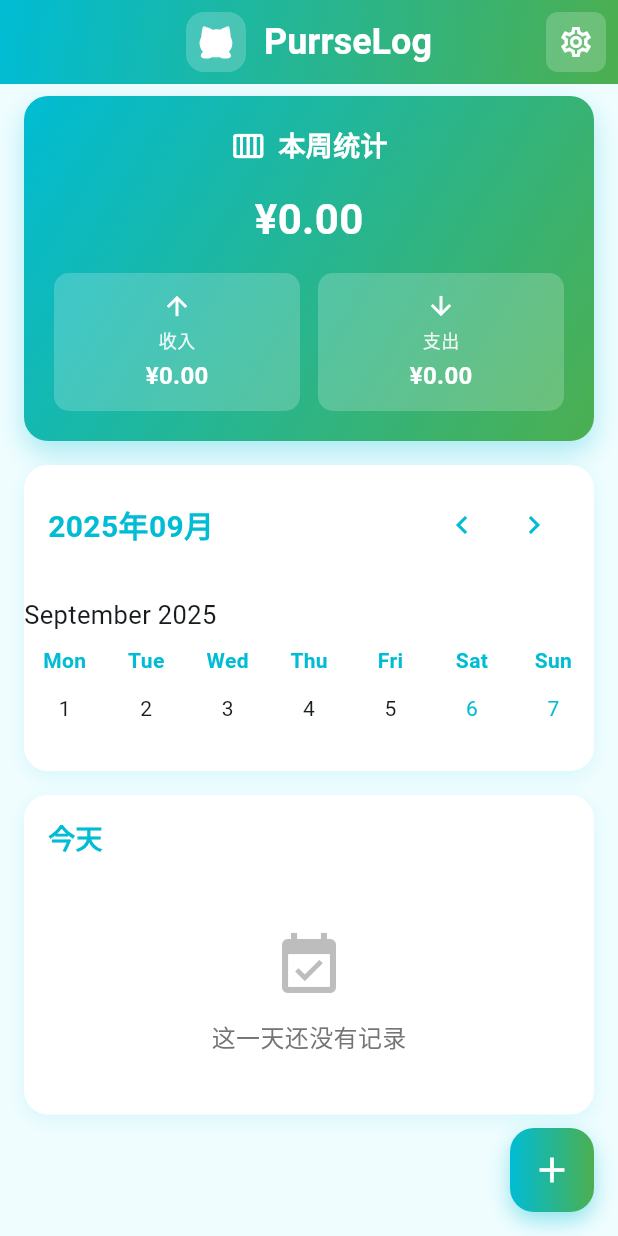
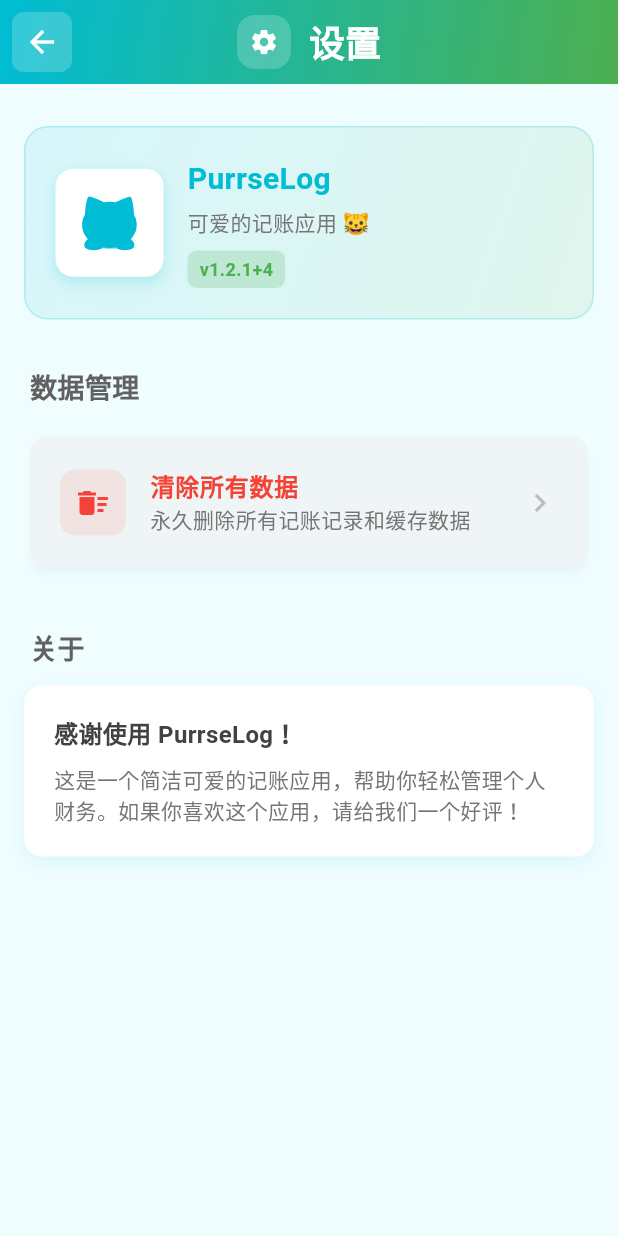
Before and after one commit to indulgeback/PurrseLog, a Flutter app: the screen it shows after launch, after a tap on the "chevron right" icon, after a tap on the "settings" icon, on a phone screen of 412 x 824 dp. Run offline on Flutter 3.47's test engine with Material 3 defaults, Android fonts, the phone set to English and light mode, and no system bars; drawn by our look-alikes of table_calendar; our stand-ins replace flutter_svg, shared_preferences.

Commit message:
feat: Add settings page with data management functionality
- Create comprehensive settings screen with elegant UI design
- Add clear all data functionality with safety confirmations
- Implement multi-step confirmation dialog to prevent accidental data loss
- Add navigation from home screen settings button to settings page
- Display app information and version in settings
- Auto-refresh home screen after data clearing
- Enhance StorageService with clearAllData method
- Consistent design language with gradient themes and SVG icons

```diff
--- a/lib/screens/home_screen.dart
+++ b/lib/screens/home_screen.dart
@@ -5,6 +5,7 @@
 import '../models/expense.dart';
 import '../services/storage_service.dart';
 import 'add_expense_screen.dart';
+import 'settings_screen.dart';
 
 class HomeScreen extends StatefulWidget {
   const HomeScreen({super.key});
@@ -849,8 +850,18 @@
         ),
         actions: [
           IconButton(
-            onPressed: () {
-              // 可以添加设置页面
+            onPressed: () async {
+              final result = await Navigator.push(
+                context,
+                MaterialPageRoute(
+                  builder: (context) => const SettingsScreen(),
+                ),
+              );
+
+              // 如果从设置页面返回且清除了数据，重新加载
+              if (result == true) {
+                _loadExpenses();
+              }
             },
             icon: Container(
               padding: const EdgeInsets.all(8),
--- /dev/null
+++ b/lib/screens/settings_screen.dart
@@ -0,0 +1,510 @@
+import 'package:flutter/material.dart';
+import 'package:flutter_svg/flutter_svg.dart';
+import '../services/storage_service.dart';
+
+class SettingsScreen extends StatefulWidget {
+  const SettingsScreen({super.key});
+
+  @override
+  State<SettingsScreen> createState() => _SettingsScreenState();
+}
+
+class _SettingsScreenState extends State<SettingsScreen> {
+  bool _isClearing = false;
+
+  Future<void> _clearAllData() async {
+    final confirmed = await _showConfirmDialog();
+    if (!confirmed) return;
+
+    setState(() {
+      _isClearing = true;
+    });
+
+    try {
+      await StorageService.clearAllData();
+
+      if (mounted) {
+        ScaffoldMessenger.of(context).showSnackBar(
+          SnackBar(
+            content: Row(
+              children: [
+                const Icon(Icons.check_circle, color: Colors.white),
+                const SizedBox(width: 8),
+                const Text('所有数据已清除'),
+              ],
+            ),
+            backgroundColor: const Color(0xFF4CAF50),
+            behavior: SnackBarBehavior.floating,
+            shape: RoundedRectangleBorder(
+              borderRadius: BorderRadius.circular(10),
+            ),
+          ),
+        );
+
+        // 延迟一下再返回，让用户看到成功提示
+        await Future.delayed(const Duration(milliseconds: 1500));
+        if (mounted) {
+          Navigator.of(context).pop(true); // 返回true表示数据已清除
+        }
+      }
+    } catch (e) {
+      if (mounted) {
+        ScaffoldMessenger.of(context).showSnackBar(
+          SnackBar(
+            content: Row(
+              children: [
+                const Icon(Icons.error, color: Colors.white),
+                const SizedBox(width: 8),
+                Text('清除失败: $e'),
+              ],
+            ),
+            backgroundColor: Colors.red,
+            behavior: SnackBarBehavior.floating,
+            shape: RoundedRectangleBorder(
+              borderRadius: BorderRadius.circular(10),
+            ),
+          ),
+        );
+      }
+    } finally {
+      if (mounted) {
+        setState(() {
+          _isClearing = false;
+        });
+      }
+    }
+  }
+
+  Future<bool> _showConfirmDialog() async {
+    return await showDialog<bool>(
+      context: context,
+      builder: (BuildContext context) {
+        return AlertDialog(
+          shape: RoundedRectangleBorder(
+            borderRadius: BorderRadius.circular(16),
+          ),
+          title: Row(
+            children: [
+              Container(
+                padding: const EdgeInsets.all(8),
+                decoration: BoxDecoration(
+                  color: Colors.red.withOpacity(0.1),
+                  borderRadius: BorderRadius.circular(8),
+                ),
+                child: const Icon(
+                  Icons.warning_amber_rounded,
+                  color: Colors.red,
+                  size: 24,
+                ),
+              ),
+              const SizedBox(width: 12),
+              const Text('确认清除数据'),
+            ],
+          ),
+          content: Column(
+            mainAxisSize: MainAxisSize.min,
+            crossAxisAlignment: CrossAxisAlignment.start,
+            children: [
+              const Text(
+                '此操作将永久删除所有记账数据，包括：',
+                style: TextStyle(fontSize: 16),
+              ),
+              const SizedBox(height: 12),
+              Container(
+                padding: const EdgeInsets.all(12),
+                decoration: BoxDecoration(
+                  color: Colors.red.withOpacity(0.05),
+                  borderRadius: BorderRadius.circular(8),
+                  border: Border.all(
+                    color: Colors.red.withOpacity(0.2),
+                    width: 1,
+                  ),
+                ),
+                child: Column(
+                  crossAxisAlignment: CrossAxisAlignment.start,
+                  children: [
+                    _buildWarningItem('• 所有收入记录'),
+                    _buildWarningItem('• 所有支出记录'),
+                    _buildWarningItem('• 历史统计数据'),
+                  ],
+                ),
+              ),
+              const SizedBox(height: 16),
+              Container(
+                padding: const EdgeInsets.all(12),
+                decoration: BoxDecoration(
+                  color: Colors.orange.withOpacity(0.1),
+                  borderRadius: BorderRadius.circular(8),
+                ),
+                child: Row(
+                  children: [
+                    const Icon(
+                      Icons.info_outline,
+                      color: Colors.orange,
+                      size: 20,
+                    ),
+                    const SizedBox(width: 8),
+                    Expanded(
+                      child: Text(
+                        '此操作无法撤销，请谨慎操作！',
+                        style: TextStyle(
+                          color: Colors.orange.shade700,
+                          fontWeight: FontWeight.w500,
+                        ),
+                      ),
+                    ),
+                  ],
+                ),
+              ),
+            ],
+          ),
+          actions: [
+            TextButton(
+              onPressed: () => Navigator.of(context).pop(false),
+              child: Text(
+                '取消',
+                style: TextStyle(
+                  color: Colors.grey[600],
+                  fontWeight: FontWeight.w500,
+                ),
+              ),
+            ),
+            ElevatedButton(
+              onPressed: () => Navigator.of(context).pop(true),
+              style: ElevatedButton.styleFrom(
+                backgroundColor: Colors.red,
+                foregroundColor: Colors.white,
+                shape: RoundedRectangleBorder(
+                  borderRadius: BorderRadius.circular(8),
+                ),
+              ),
+              child: const Text(
+                '确认清除',
+                style: TextStyle(fontWeight: FontWeight.w600),
+              ),
+            ),
+          ],
+        );
+      },
+    ) ?? false;
+  }
+
+  Widget _buildWarningItem(String text) {
+    return Padding(
+      padding: const EdgeInsets.symmetric(vertical: 2),
+      child: Text(
+        text,
+        style: TextStyle(
+          color: Colors.red.shade700,
+          fontSize: 14,
+        ),
+      ),
+    );
+  }
+
+  Widget _buildSettingItem({
+    required IconData icon,
+    required String title,
+    required String subtitle,
+    required VoidCallback onTap,
+    Color? iconColor,
+    Color? textColor,
+    bool isDestructive = false,
+    bool isLoading = false,
+  }) {
+    return Container(
+      margin: const EdgeInsets.symmetric(horizontal: 16, vertical: 4),
+      child: Card(
+        elevation: 2,
+        shadowColor: Colors.cyan.withOpacity(0.1),
+        shape: RoundedRectangleBorder(
+          borderRadius: BorderRadius.circular(12),
+        ),
+        child: ListTile(
+          contentPadding: const EdgeInsets.symmetric(horizontal: 20, vertical: 8),
+          leading: Container(
+            padding: const EdgeInsets.all(10),
+            decoration: BoxDecoration(
+              color: (iconColor ?? const Color(0xFF00BCD4)).withOpacity(0.1),
+              borderRadius: BorderRadius.circular(10),
+            ),
+            child: isLoading
+                ? SizedBox(
+                    width: 24,
+                    height: 24,
+                    child: CircularProgressIndicator(
+                      strokeWidth: 2,
+                      valueColor: AlwaysStoppedAnimation<Color>(
+                        iconColor ?? const Color(0xFF00BCD4),
+                      ),
+                    ),
+                  )
+                : Icon(
+                    icon,
+                    color: iconColor ?? const Color(0xFF00BCD4),
+                    size: 24,
+                  ),
+          ),
+          title: Text(
+            title,
+            style: TextStyle(
+              fontWeight: FontWeight.w600,
+              fontSize: 16,
+              color: textColor,
+            ),
+          ),
+          subtitle: Text(
+            subtitle,
+            style: TextStyle(
+              color: Colors.grey[600],
+              fontSize: 14,
+            ),
+          ),
+          trailing: isLoading
+              ? null
+              : Icon(
+                  Icons.chevron_right,
+                  color: Colors.grey[400],
+                ),
+          onTap: isLoading ? null : onTap,
+        ),
+      ),
+    );
+  }
+
+  @override
+  Widget build(BuildContext context) {
+    return Scaffold(
+      backgroundColor: const Color(0xFFF0FDFF),
+      appBar: AppBar(
+        title: Row(
+          mainAxisSize: MainAxisSize.min,
+          children: [
+            Container(
+              padding: const EdgeInsets.all(8),
+              decoration: BoxDecoration(
+                color: Colors.white.withOpacity(0.2),
+                borderRadius: BorderRadius.circular(12),
+              ),
+              child: const Icon(
+                Icons.settings,
+                color: Colors.white,
+                size: 20,
+              ),
+            ),
+            const SizedBox(width: 12),
+            const Text('设置'),
+          ],
+        ),
+        flexibleSpace: Container(
+          decoration: const BoxDecoration(
+            gradient: LinearGradient(
+              begin: Alignment.topLeft,
+              end: Alignment.bottomRight,
+              colors: [
+                Color(0xFF00BCD4),
+                Color(0xFF4CAF50),
+              ],
+            ),
+          ),
+        ),
+        leading: IconButton(
+          onPressed: () => Navigator.of(context).pop(),
+          icon: Container(
+            padding: const EdgeInsets.all(8),
+            decoration: BoxDecoration(
+              color: Colors.white.withOpacity(0.2),
+              borderRadius: BorderRadius.circular(8),
+            ),
+            child: const Icon(
+              Icons.arrow_back,
+              color: Colors.white,
+            ),
+          ),
+        ),
+      ),
+      body: SingleChildScrollView(
+        child: Column(
+          crossAxisAlignment: CrossAxisAlignment.start,
+          children: [
+            const SizedBox(height: 20),
+
+            // 应用信息
+            Container(
+              margin: const EdgeInsets.symmetric(horizontal: 16, vertical: 8),
+              padding: const EdgeInsets.all(20),
+              decoration: BoxDecoration(
+                gradient: LinearGradient(
+                  begin: Alignment.topLeft,
+                  end: Alignment.bottomRight,
+                  colors: [
+                    const Color(0xFF00BCD4).withOpacity(0.1),
+                    const Color(0xFF4CAF50).withOpacity(0.1),
+                  ],
+                ),
+                borderRadius: BorderRadius.circular(16),
+                border: Border.all(
+                  color: const Color(0xFF00BCD4).withOpacity(0.2),
+                  width: 1,
+                ),
+              ),
+              child: Row(
+                children: [
+                  Container(
+                    padding: const EdgeInsets.all(16),
+                    decoration: BoxDecoration(
+                      color: Colors.white,
+                      borderRadius: BorderRadius.circular(12),
+                      boxShadow: [
+                        BoxShadow(
+                          color: Colors.cyan.withOpacity(0.2),
+                          blurRadius: 8,
+                          offset: const Offset(0, 4),
+                        ),
+                      ],
+                    ),
+                    child: SvgPicture.asset(
+                      'assets/icon.svg',
+                      width: 40,
+                      height: 40,
+                      colorFilter: const ColorFilter.mode(
+                        Color(0xFF00BCD4),
+                        BlendMode.srcIn,
+                      ),
+                    ),
+                  ),
+                  const SizedBox(width: 16),
+                  Expanded(
+                    child: Column(
+                      crossAxisAlignment: CrossAxisAlignment.start,
+                      children: [
+                        const Text(
+                          'PurrseLog',
+                          style: TextStyle(
+                            fontSize: 20,
+                            fontWeight: FontWeight.bold,
+                            color: Color(0xFF00BCD4),
+                          ),
+                        ),
+                        const SizedBox(height: 4),
+                        Text(
+                          '可爱的记账应用 🐱',
+                          style: TextStyle(
+                            fontSize: 14,
+                            color: Colors.grey[600],
+                          ),
+                        ),
+                        const SizedBox(height: 8),
+                        Container(
+                          padding: const EdgeInsets.symmetric(
+                            horizontal: 8,
+                            vertical: 4,
+                          ),
+                          decoration: BoxDecoration(
+                            color: const Color(0xFF4CAF50).withOpacity(0.2),
+                            borderRadius: BorderRadius.circular(6),
+                          ),
+                          child: const Text(
+                            'v1.2.1+4',
+                            style: TextStyle(
+                              fontSize: 12,
+                              color: Color(0xFF4CAF50),
+                              fontWeight: FontWeight.w600,
+                            ),
+                          ),
+                        ),
+                      ],
+                    ),
+                  ),
+                ],
+              ),
+            ),
+
+            const SizedBox(height: 24),
+
+            // 数据管理
+            Padding(
+              padding: const EdgeInsets.symmetric(horizontal: 20),
+              child: Text(
+                '数据管理',
+                style: TextStyle(
+                  fontSize: 18,
+                  fontWeight: FontWeight.bold,
+                  color: Colors.grey[700],
+                ),
+              ),
+            ),
+            const SizedBox(height: 12),
+
+            _buildSettingItem(
+              icon: Icons.delete_sweep,
+              title: '清除所有数据',
+              subtitle: '永久删除所有记账记录和缓存数据',
+              onTap: _clearAllData,
+              iconColor: Colors.red,
+              textColor: Colors.red,
+              isDestructive: true,
+              isLoading: _isClearing,
+            ),
+
+            const SizedBox(height: 32),
+
+            // 关于
+            Padding(
+              padding: const EdgeInsets.symmetric(horizontal: 20),
+              child: Text(
+                '关于',
+                style: TextStyle(
+                  fontSize: 18,
+                  fontWeight: FontWeight.bold,
+                  color: Colors.grey[700],
+                ),
+              ),
+            ),
+            const SizedBox(height: 12),
+
+            Container(
+              margin: const EdgeInsets.symmetric(horizontal: 16),
+              padding: const EdgeInsets.all(20),
+              decoration: BoxDecoration(
+                color: Colors.white,
+                borderRadius: BorderRadius.circular(12),
+                boxShadow: [
+                  BoxShadow(
+                    color: Colors.cyan.withOpacity(0.1),
+                    blurRadius: 10,
+                    offset: const Offset(0, 4),
+                  ),
+                ],
+              ),
+              child: Column(
+                crossAxisAlignment: CrossAxisAlignment.start,
+                children: [
+                  Text(
+                    '感谢使用 PurrseLog！',
+                    style: TextStyle(
+                      fontSize: 16,
+                      fontWeight: FontWeight.w600,
+                      color: Colors.grey[800],
+                    ),
+                  ),
+                  const SizedBox(height: 8),
+                  Text(
+                    '这是一个简洁可爱的记账应用，帮助你轻松管理个人财务。如果你喜欢这个应用，请给我们一个好评！',
+                    style: TextStyle(
+                      fontSize: 14,
+                      color: Colors.grey[600],
+                      height: 1.5,
+                    ),
+                  ),
+                ],
+              ),
+            ),
+
+            const SizedBox(height: 40),
+          ],
+        ),
+      ),
+    );
+  }
+}
--- a/lib/services/storage_service.dart
+++ b/lib/services/storage_service.dart
@@ -34,4 +34,9 @@
     expenses.removeWhere((expense) => expense.id == id);
     await saveExpenses(expenses);
   }
+
+  static Future<void> clearAllData() async {
+    final prefs = await SharedPreferences.getInstance();
+    await prefs.clear();
+  }
 }
--- a/pubspec.yaml
+++ b/pubspec.yaml
@@ -3,7 +3,7 @@
 
 publish_to: "none"
 
-version: 1.2.1+4
+version: 1.3.0+5
 
 environment:
   sdk: ">=3.0.0 <4.0.0"
```
Also changed, not shown: 1 other file.
